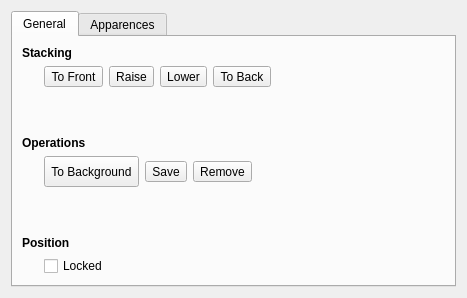
Qt form Canvas/AbstractConfig.ui (enricoros/fotowall) before a commit.
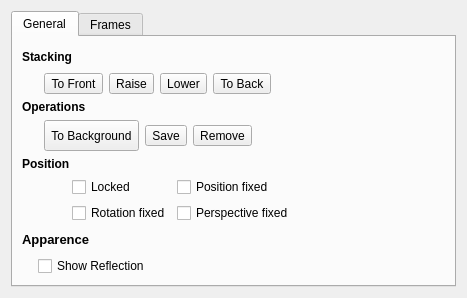
The same form after that commit. Icons and pictures are not drawn.

Commit message: Add fixed postion/rotation/perspective

```diff
--- a/Canvas/AbstractConfig.ui
+++ b/Canvas/AbstractConfig.ui
@@ -126,19 +126,6 @@
          </item>
         </layout>
        </item>
-       <item>
-        <spacer name="verticalSpacer_3">
-         <property name="orientation">
-          <enum>Qt::Vertical</enum>
-         </property>
-         <property name="sizeHint" stdset="0">
-          <size>
-           <width>20</width>
-           <height>40</height>
-          </size>
-         </property>
-        </spacer>
-       </item>
        <item>
         <layout class="QGridLayout" name="gridLayout_2">
          <item row="0" column="0" colspan="5">
@@ -230,21 +217,8 @@
         </layout>
        </item>
        <item>
-        <spacer name="verticalSpacer_2">
-         <property name="orientation">
-          <enum>Qt::Vertical</enum>
-         </property>
-         <property name="sizeHint" stdset="0">
-          <size>
-           <width>20</width>
-           <height>40</height>
-          </size>
-         </property>
-        </spacer>
-       </item>
-       <item>
-        <layout class="QGridLayout" name="gridLayout_4">
-         <item row="0" column="0" colspan="3">
+        <layout class="QGridLayout" name="gridLayout_4" columnstretch="0,0,0,0,0,0">
+         <item row="0" column="0" colspan="6">
           <widget class="QLabel" name="label_4">
            <property name="font">
             <font>
@@ -257,35 +231,6 @@
            </property>
           </widget>
          </item>
-         <item row="1" column="0">
-          <spacer name="horizontalSpacer_5">
-           <property name="orientation">
-            <enum>Qt::Horizontal</enum>
-           </property>
-           <property name="sizeType">
-            <enum>QSizePolicy::Fixed</enum>
-           </property>
-           <property name="sizeHint" stdset="0">
-            <size>
-             <width>16</width>
-             <height>16</height>
-            </size>
-           </property>
-          </spacer>
-         </item>
-         <item row="1" column="2">
-          <spacer name="horizontalSpacer_9">
-           <property name="orientation">
-            <enum>Qt::Horizontal</enum>
-           </property>
-           <property name="sizeHint" stdset="0">
-            <size>
-             <width>40</width>
-             <height>20</height>
-            </size>
-           </property>
-          </spacer>
-         </item>
          <item row="1" column="1">
           <widget class="QCheckBox" name="contentLocked">
            <property name="toolTip">
@@ -296,13 +241,105 @@
            </property>
           </widget>
          </item>
+         <item row="1" column="2">
+          <widget class="QCheckBox" name="fixedPosition">
+           <property name="text">
+            <string>Position fixed</string>
+           </property>
+          </widget>
+         </item>
+         <item row="2" column="1">
+          <widget class="QCheckBox" name="fixedRotation">
+           <property name="text">
+            <string>Rotation fixed</string>
+           </property>
+          </widget>
+         </item>
+         <item row="2" column="2">
+          <widget class="QCheckBox" name="fixedPerspective">
+           <property name="text">
+            <string>Perspective fixed</string>
+           </property>
+          </widget>
+         </item>
+         <item row="1" column="0">
+          <spacer name="horizontalSpacer_5">
+           <property name="orientation">
+            <enum>Qt::Horizontal</enum>
+           </property>
+           <property name="sizeType">
+            <enum>QSizePolicy::Fixed</enum>
+           </property>
+           <property name="sizeHint" stdset="0">
+            <size>
+             <width>16</width>
+             <height>16</height>
+            </size>
+           </property>
+          </spacer>
+         </item>
+        </layout>
+       </item>
+       <item>
+        <layout class="QVBoxLayout" name="verticalLayout_4">
+         <item>
+          <widget class="QLabel" name="label_5">
+           <property name="text">
+            <string>&lt;!DOCTYPE HTML PUBLIC &quot;-//W3C//DTD HTML 4.0//EN&quot; &quot;http://www.w3.org/TR/REC-html40/strict.dtd&quot;&gt;
+&lt;html&gt;&lt;head&gt;&lt;meta name=&quot;qrichtext&quot; content=&quot;1&quot; /&gt;&lt;style type=&quot;text/css&quot;&gt;
+p, li { white-space: pre-wrap; }
+&lt;/style&gt;&lt;/head&gt;&lt;body style=&quot; font-family:'Sans'; font-size:10pt; font-weight:400; font-style:normal;&quot;&gt;
+&lt;p style=&quot; margin-top:0px; margin-bottom:0px; margin-left:0px; margin-right:0px; -qt-block-indent:0; text-indent:0px;&quot;&gt;&lt;span style=&quot; font-weight:600;&quot;&gt;Apparence&lt;/span&gt;&lt;/p&gt;&lt;/body&gt;&lt;/html&gt;</string>
+           </property>
+          </widget>
+         </item>
+         <item>
+          <layout class="QGridLayout" name="gridLayout_5">
+           <item row="0" column="1">
+            <widget class="QCheckBox" name="reflection">
+             <property name="text">
+              <string>Show Reflection</string>
+             </property>
+            </widget>
+           </item>
+           <item row="0" column="0">
+            <spacer name="horizontalSpacer_9">
+             <property name="orientation">
+              <enum>Qt::Horizontal</enum>
+             </property>
+             <property name="sizeType">
+              <enum>QSizePolicy::Fixed</enum>
+             </property>
+             <property name="sizeHint" stdset="0">
+              <size>
+               <width>16</width>
+               <height>16</height>
+              </size>
+             </property>
+            </spacer>
+           </item>
+           <item row="0" column="2">
+            <spacer name="horizontalSpacer_10">
+             <property name="orientation">
+              <enum>Qt::Horizontal</enum>
+             </property>
+             <property name="sizeHint" stdset="0">
+              <size>
+               <width>40</width>
+               <height>20</height>
+              </size>
+             </property>
+            </spacer>
+           </item>
+          </layout>
+         </item>
         </layout>
        </item>
       </layout>
      </widget>
      <widget class="QWidget" name="tabApparences">
       <attribute name="title">
-       <string>Apparences</string>
+       <string>Frames</string>
       </attribute>
       <layout class="QVBoxLayout" name="verticalLayout_3">
        <item>
@@ -428,13 +465,6 @@
          </property>
         </widget>
        </item>
-       <item>
-        <widget class="QCheckBox" name="reflection">
-         <property name="text">
-          <string>Show Reflection</string>
-         </property>
-        </widget>
-       </item>
       </layout>
      </widget>
     </widget>
```
Left out of the diff: 2 changed lines with no effect on the pictures. The commit also changes 3 other files.
